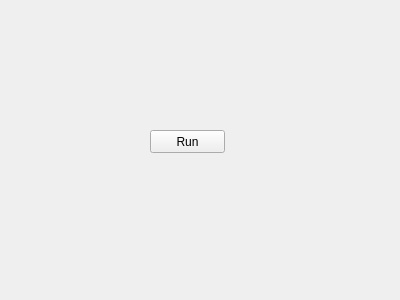
First picture: the form in controlwindow.ui, repository Baldarun/searchProject, before the edit.
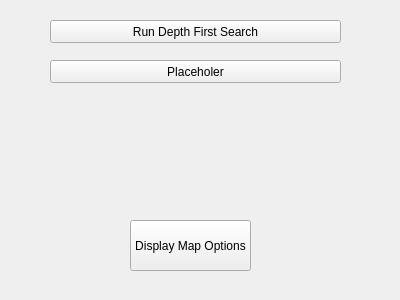
Second picture: the form after the edit.

```diff
--- a/controlwindow.ui
+++ b/controlwindow.ui
@@ -16,14 +16,40 @@
   <widget class="QPushButton" name="pushButton">
    <property name="geometry">
     <rect>
-     <x>150</x>
-     <y>130</y>
-     <width>75</width>
+     <x>50</x>
+     <y>20</y>
+     <width>291</width>
      <height>23</height>
     </rect>
    </property>
    <property name="text">
-    <string>Run</string>
+    <string>Run Depth First Search</string>
+   </property>
+  </widget>
+  <widget class="QPushButton" name="mapOptions">
+   <property name="geometry">
+    <rect>
+     <x>130</x>
+     <y>220</y>
+     <width>121</width>
+     <height>51</height>
+    </rect>
+   </property>
+   <property name="text">
+    <string>Display Map Options</string>
+   </property>
+  </widget>
+  <widget class="QPushButton" name="placeholder">
+   <property name="geometry">
+    <rect>
+     <x>50</x>
+     <y>60</y>
+     <width>291</width>
+     <height>23</height>
+    </rect>
+   </property>
+   <property name="text">
+    <string>Placeholer</string>
    </property>
   </widget>
  </widget>
```
Left out of the diff: 2 changed lines with no effect on the pictures.
